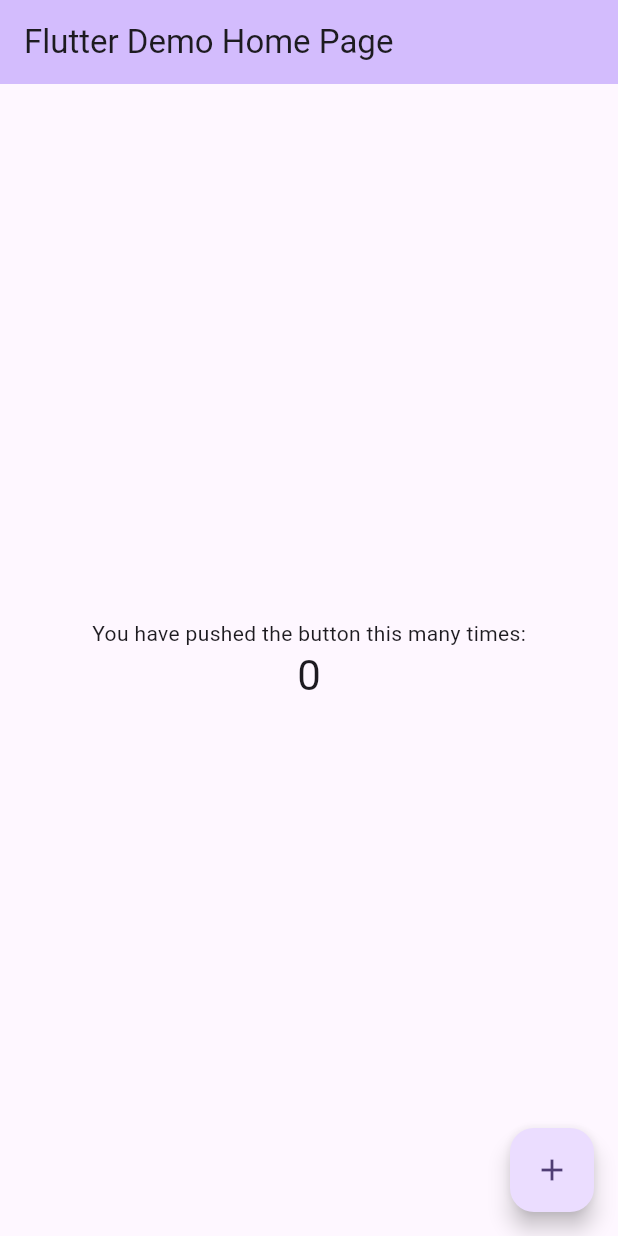
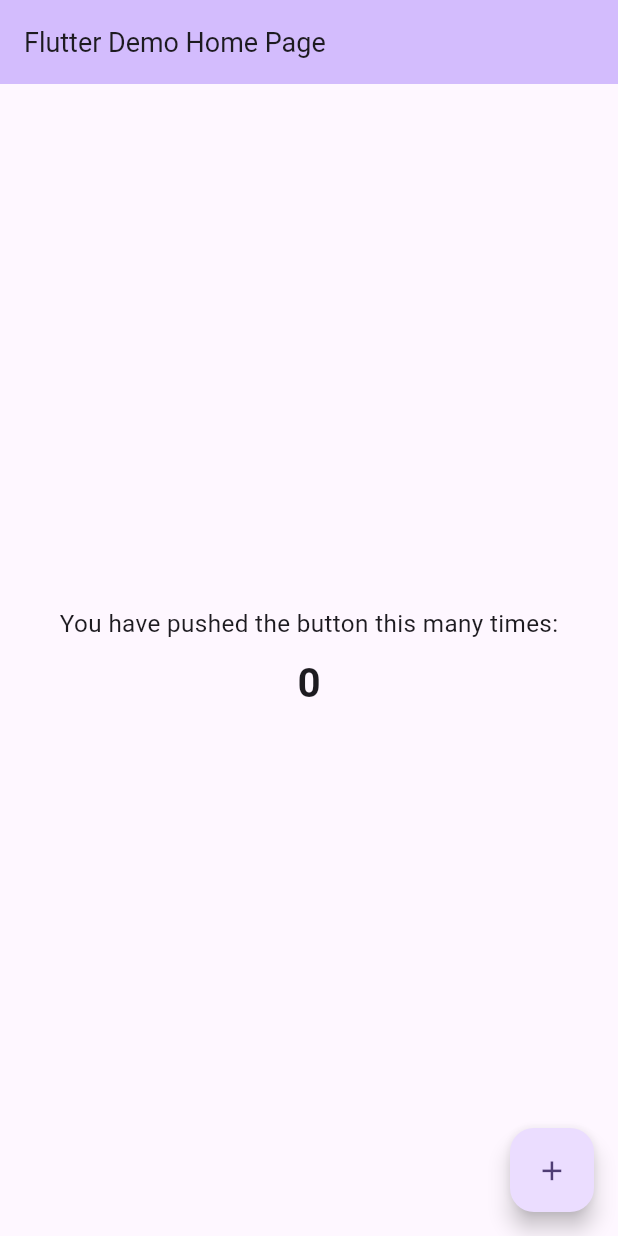
Before and after one commit to IT21161056/Papaya-Buddy, a Flutter app: the screen it shows after launch, on a phone screen of 412 x 824 dp. Run offline on Flutter 3.47's test engine with Material 3 defaults, Android fonts, the phone set to English and light mode, and no system bars; our stand-ins replace flutter_screenutil.

Commit message:
install flutter screenutil and updated the main

```diff
--- a/mobile_app/lib/main.dart
+++ b/mobile_app/lib/main.dart
@@ -1,4 +1,5 @@
 import 'package:flutter/material.dart';
+import 'package:flutter_screenutil/flutter_screenutil.dart';
 
 void main() {
   runApp(const MyApp());
@@ -7,46 +8,28 @@ void main() {
 class MyApp extends StatelessWidget {
   const MyApp({super.key});
 
-  // This widget is the root of your application.
   @override
   Widget build(BuildContext context) {
+    return ScreenUtilInit(
+      designSize: Size(412, 917), // Set design size for scaling
+      minTextAdapt: true,
+      splitScreenMode: true,
+      builder: (context, child) {
         return MaterialApp(
           title: 'Flutter Demo',
           theme: ThemeData(
-        // This is the theme of your application.
-        //
-        // TRY THIS: Try running your application with "flutter run". You'll see
-        // the application has a purple toolbar. Then, without quitting the app,
-        // try changing the seedColor in the colorScheme below to Colors.green
-        // and then invoke "hot reload" (save your changes or press the "hot
-        // reload" button in a Flutter-supported IDE, or press "r" if you used
-        // the command line to start the app).
-        //
-        // Notice that the counter didn't reset back to zero; the application
-        // state is not lost during the reload. To reset the state, use hot
-        // restart instead.
-        //
-        // This works for code too, not just values: Most code changes can be
-        // tested with just a hot reload.
             colorScheme: ColorScheme.fromSeed(seedColor: Colors.deepPurple),
             useMaterial3: true,
           ),
           home: const MyHomePage(title: 'Flutter Demo Home Page'),
+        );
+      },
     );
   }
 }
 
 class MyHomePage extends StatefulWidget {
   const MyHomePage({super.key, required this.title});
-
-  // This widget is the home page of your application. It is stateful, meaning
-  // that it has a State object (defined below) that contains fields that affect
-  // how it looks.
-
-  // This class is the configuration for the state. It holds the values (in this
-  // case the title) provided by the parent (in this case the App widget) and
-  // used by the build method of the State. Fields in a Widget subclass are
-  // always marked "final".
 
   final String title;
 
@@ -59,58 +42,30 @@ class _MyHomePageState extends State<MyHomePage> {
 
   void _incrementCounter() {
     setState(() {
-      // This call to setState tells the Flutter framework that something has
-      // changed in this State, which causes it to rerun the build method below
-      // so that the display can reflect the updated values. If we changed
-      // _counter without calling setState(), then the build method would not be
-      // called again, and so nothing would appear to happen.
       _counter++;
     });
   }
 
   @override
   Widget build(BuildContext context) {
-    // This method is rerun every time setState is called, for instance as done
-    // by the _incrementCounter method above.
-    //
-    // The Flutter framework has been optimized to make rerunning build methods
-    // fast, so that you can just rebuild anything that needs updating rather
-    // than having to individually change instances of widgets.
     return Scaffold(
       appBar: AppBar(
-        // TRY THIS: Try changing the color here to a specific color (to
-        // Colors.amber, perhaps?) and trigger a hot reload to see the AppBar
-        // change color while the other colors stay the same.
         backgroundColor: Theme.of(context).colorScheme.inversePrimary,
-        // Here we take the value from the MyHomePage object that was created by
-        // the App.build method, and use it to set our appbar title.
-        title: Text(widget.title),
+        title: Text(widget.title,
+            style: TextStyle(fontSize: 20.sp)), // Responsive font size
       ),
       body: Center(
-        // Center is a layout widget. It takes a single child and positions it
-        // in the middle of the parent.
         child: Column(
-          // Column is also a layout widget. It takes a list of children and
-          // arranges them vertically. By default, it sizes itself to fit its
-          // children horizontally, and tries to be as tall as its parent.
-          //
-          // Column has various properties to control how it sizes itself and
-          // how it positions its children. Here we use mainAxisAlignment to
-          // center the children vertically; the main axis here is the vertical
-          // axis because Columns are vertical (the cross axis would be
-          // horizontal).
-          //
-          // TRY THIS: Invoke "debug painting" (choose the "Toggle Debug Paint"
-          // action in the IDE, or press "p" in the console), to see the
-          // wireframe for each widget.
           mainAxisAlignment: MainAxisAlignment.center,
           children: <Widget>[
-            const Text(
+            Text(
               'You have pushed the button this many times:',
+              style: TextStyle(fontSize: 18.sp), // Responsive text size
             ),
+            SizedBox(height: 10.h), // Responsive spacing
             Text(
               '$_counter',
-              style: Theme.of(context).textTheme.headlineMedium,
+              style: TextStyle(fontSize: 30.sp, fontWeight: FontWeight.bold),
             ),
           ],
         ),
@@ -118,8 +73,8 @@ class _MyHomePageState extends State<MyHomePage> {
       floatingActionButton: FloatingActionButton(
         onPressed: _incrementCounter,
         tooltip: 'Increment',
-        child: const Icon(Icons.add),
-      ), // This trailing comma makes auto-formatting nicer for build methods.
+        child: Icon(Icons.add, size: 24.sp), // Responsive icon size
+      ),
     );
   }
 }
--- a/mobile_app/pubspec.yaml
+++ b/mobile_app/pubspec.yaml
@@ -34,6 +34,7 @@ dependencies:
   # The following adds the Cupertino Icons font to your application.
   # Use with the CupertinoIcons class for iOS style icons.
   cupertino_icons: ^1.0.8
+  flutter_screenutil: ^5.9.3
 
 dev_dependencies:
   flutter_test:
```
Also changed, not shown: mobile_app/pubspec.lock. Lines whose indentation alone changed are shown as unchanged.
